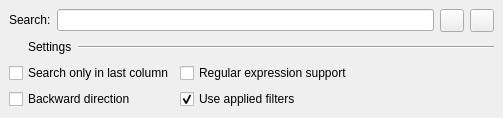
DonRumata710/LogManager, file src/SearchBar.ui: the form before one commit.
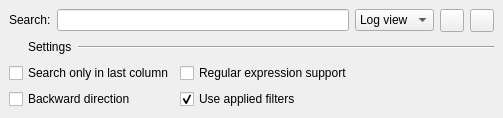
The form after the commit. Icons and pictures are not drawn.

Commit message: feat: move search results to main window widget

```diff
--- a/src/SearchBar.ui
+++ b/src/SearchBar.ui
@@ -64,7 +64,21 @@
        <widget class="QLineEdit" name="lineEdit"/>
       </item>
       <item>
-       <widget class="QToolButton" name="bLocalSearch">
+       <widget class="QComboBox" name="cbSearchMode">
+        <item>
+         <property name="text">
+          <string>Log view</string>
+         </property>
+        </item>
+        <item>
+         <property name="text">
+          <string>Global</string>
+         </property>
+        </item>
+       </widget>
+      </item>
+      <item>
+       <widget class="QToolButton" name="bFindNext">
         <property name="toolTip">
          <string>Search in log view</string>
         </property>
```
Left out of the diff: 6 changed lines with no effect on the pictures. The commit also changes 9 other files.
